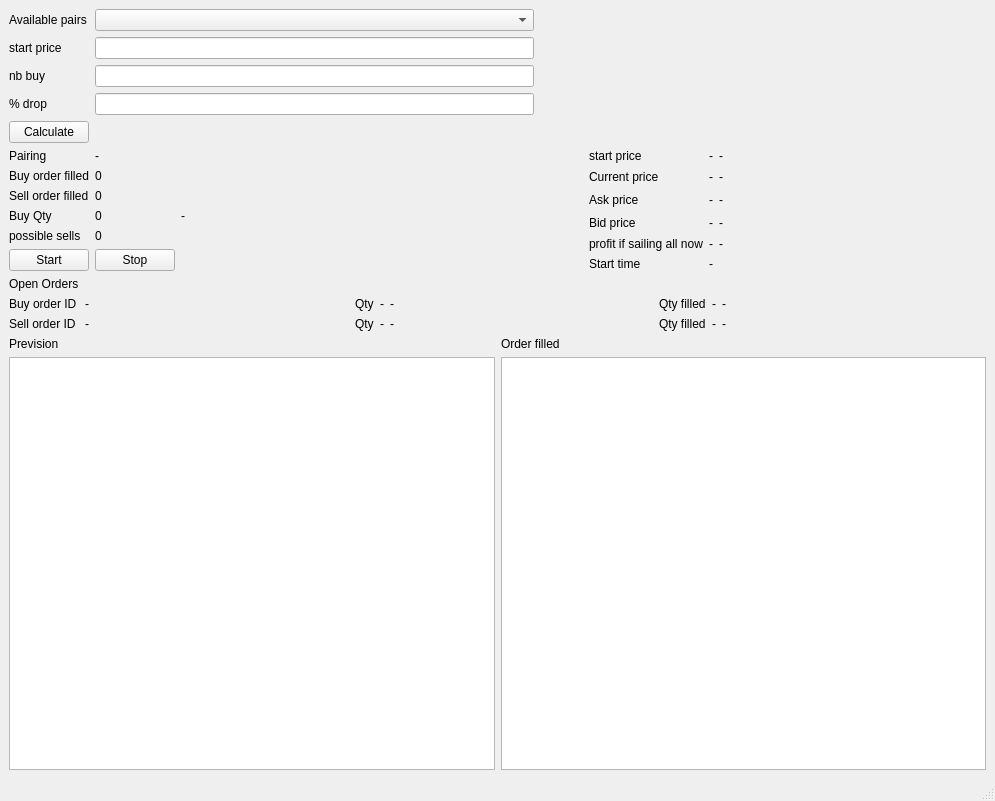
Before: the Qt Designer form main.ui in jcorriveau23/crypto-bot, drawn with Qt 5.
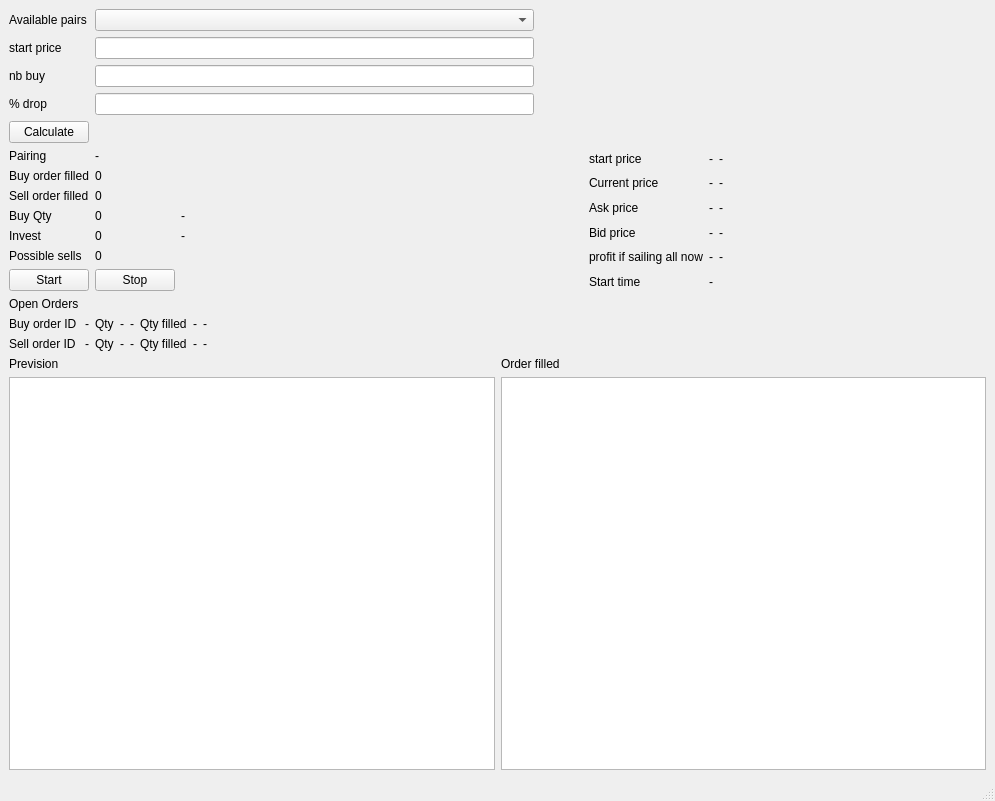
After: the same form once the commit is applied.

What changed in the file:
```diff
--- a/main.ui
+++ b/main.ui
@@ -71,7 +71,7 @@
       <item row="0" column="1">
        <widget class="QComboBox" name="pair_comboBox"/>
       </item>
-      <item row="2" column="3">
+      <item row="0" column="3" rowspan="5">
        <spacer name="horizontalSpacer">
         <property name="orientation">
          <enum>Qt::Horizontal</enum>
@@ -95,17 +95,10 @@
         </property>
        </widget>
       </item>
-      <item row="4" column="1">
-       <widget class="QLabel" name="Buy_Qty_label_2">
-        <property name="text">
-         <string>0</string>
-        </property>
-       </widget>
-      </item>
-      <item row="4" column="0">
+      <item row="5" column="0">
        <widget class="QLabel" name="label_10">
         <property name="text">
-         <string>possible sells</string>
+         <string>Possible sells</string>
         </property>
        </widget>
       </item>
@@ -116,13 +109,20 @@
         </property>
        </widget>
       </item>
-      <item row="5" column="1">
+      <item row="6" column="1">
        <widget class="QPushButton" name="stop_button">
         <property name="text">
          <string>Stop</string>
         </property>
        </widget>
       </item>
+      <item row="5" column="1">
+       <widget class="QLabel" name="Possible_sell">
+        <property name="text">
+         <string>0</string>
+        </property>
+       </widget>
+      </item>
       <item row="2" column="1">
        <widget class="QLabel" name="Sell_order_filled_label">
         <property name="text">
@@ -130,7 +130,14 @@
         </property>
        </widget>
       </item>
-      <item row="0" column="4" rowspan="6">
+      <item row="0" column="1">
+       <widget class="QLabel" name="Pairing_label">
+        <property name="text">
+         <string>-</string>
+        </property>
+       </widget>
+      </item>
+      <item row="0" column="4" rowspan="7">
        <layout class="QGridLayout" name="gridLayout_3">
         <item row="4" column="2">
          <widget class="QLabel" name="sell_asset_label">
@@ -244,7 +251,14 @@
           </property>
          </widget>
         </item>
-        <item row="2" column="3">
+        <item row="5" column="1" colspan="3">
+         <widget class="QLabel" name="start_time_label">
+          <property name="text">
+           <string>-</string>
+          </property>
+         </widget>
+        </item>
+        <item row="0" column="3" rowspan="5">
          <spacer name="horizontalSpacer_3">
           <property name="orientation">
            <enum>Qt::Horizontal</enum>
@@ -257,22 +271,8 @@
           </property>
          </spacer>
         </item>
-        <item row="5" column="1" colspan="3">
-         <widget class="QLabel" name="start_time_label">
-          <property name="text">
-           <string>-</string>
-          </property>
-         </widget>
-        </item>
        </layout>
       </item>
-      <item row="0" column="1">
-       <widget class="QLabel" name="Pairing_label">
-        <property name="text">
-         <string>-</string>
-        </property>
-       </widget>
-      </item>
       <item row="0" column="0">
        <widget class="QLabel" name="label_9">
         <property name="text">
@@ -287,7 +287,7 @@
         </property>
        </widget>
       </item>
-      <item row="5" column="0">
+      <item row="6" column="0">
        <widget class="QPushButton" name="start_button">
         <property name="text">
          <string>Start</string>
@@ -308,6 +308,19 @@
         </property>
        </widget>
       </item>
+      <item row="0" column="3" rowspan="7">
+       <spacer name="horizontalSpacer_2">
+        <property name="orientation">
+         <enum>Qt::Horizontal</enum>
+        </property>
+        <property name="sizeHint" stdset="0">
+         <size>
+          <width>40</width>
+          <height>20</height>
+         </size>
+        </property>
+       </spacer>
+      </item>
       <item row="2" column="0">
        <widget class="QLabel" name="label_7">
         <property name="text">
@@ -315,66 +328,74 @@
         </property>
        </widget>
       </item>
-      <item row="0" column="3" rowspan="6">
-       <spacer name="horizontalSpacer_2">
-        <property name="orientation">
-         <enum>Qt::Horizontal</enum>
+      <item row="4" column="0">
+       <widget class="QLabel" name="label_26">
+        <property name="text">
+         <string>Invest</string>
         </property>
-        <property name="sizeHint" stdset="0">
-         <size>
-          <width>40</width>
-          <height>20</height>
-         </size>
+       </widget>
+      </item>
+      <item row="4" column="1">
+       <widget class="QLabel" name="invested_label">
+        <property name="text">
+         <string>0</string>
         </property>
-       </spacer>
+       </widget>
+      </item>
+      <item row="4" column="2">
+       <widget class="QLabel" name="sell_asset_label_2">
+        <property name="text">
+         <string>-</string>
+        </property>
+       </widget>
       </item>
      </layout>
     </item>
     <item>
      <layout class="QGridLayout" name="gridLayout_5">
-      <item row="2" column="8">
+      <item row="2" column="6">
        <widget class="QLabel" name="sell_filled_Qty_label">
         <property name="text">
          <string>-</string>
         </property>
        </widget>
       </item>
-      <item row="1" column="4">
+      <item row="1" column="3">
        <widget class="QLabel" name="buy_qty_label">
         <property name="text">
          <string>-</string>
         </property>
        </widget>
       </item>
-      <item row="2" column="5">
+      <item row="2" column="4">
        <widget class="QLabel" name="Buy_asset_label_3">
         <property name="text">
          <string>-</string>
         </property>
        </widget>
       </item>
-      <item row="2" column="3">
+      <item row="2" column="2">
        <widget class="QLabel" name="label_24">
         <property name="text">
          <string>Qty</string>
         </property>
        </widget>
       </item>
-      <item row="2" column="9">
-       <widget class="QLabel" name="Buy_asset_label_5">
-        <property name="text">
-         <string>-</string>
-        </property>
-       </widget>
-      </item>
       <item row="2" column="7">
+       <widget class="QLabel" name="Buy_asset_label_5">
+        <property name="text">
+         <string>-</string>
+        </property>
+       </widget>
+      </item>
+      <item row="2" column="5">
        <widget class="QLabel" name="label_25">
         <property name="text">
          <string>Qty filled</string>
         </property>
        </widget>
       </item>
-      <item row="1" column="8">
+      <item row="1" column="6">
        <widget class="QLabel" name="buy_filled_Qty_label">
         <property name="text">
          <string>-</string>
@@ -395,14 +416,14 @@
         </property>
        </widget>
       </item>
-      <item row="1" column="5">
+      <item row="1" column="4">
        <widget class="QLabel" name="Buy_asset_label_2">
         <property name="text">
          <string>-</string>
         </property>
        </widget>
       </item>
-      <item row="1" column="9">
+      <item row="1" column="7">
        <widget class="QLabel" name="Buy_asset_label_4">
         <property name="text">
          <string>-</string>
@@ -416,21 +437,21 @@
         </property>
        </widget>
       </item>
-      <item row="1" column="3">
+      <item row="1" column="2">
        <widget class="QLabel" name="label_22">
         <property name="text">
          <string>Qty</string>
         </property>
        </widget>
       </item>
-      <item row="2" column="4">
+      <item row="2" column="3">
        <widget class="QLabel" name="sell_qty_label">
         <property name="text">
          <string>-</string>
         </property>
        </widget>
       </item>
-      <item row="1" column="7">
+      <item row="1" column="5">
        <widget class="QLabel" name="label_23">
         <property name="text">
          <string>Qty filled</string>
@@ -451,33 +472,7 @@
         </property>
        </widget>
       </item>
-      <item row="0" column="2" rowspan="3">
-       <spacer name="horizontalSpacer_4">
-        <property name="orientation">
-         <enum>Qt::Horizontal</enum>
-        </property>
-        <property name="sizeHint" stdset="0">
-         <size>
-          <width>40</width>
-          <height>20</height>
-         </size>
-        </property>
-       </spacer>
-      </item>
-      <item row="0" column="6" rowspan="3">
-       <spacer name="horizontalSpacer_5">
-        <property name="orientation">
-         <enum>Qt::Horizontal</enum>
-        </property>
-        <property name="sizeHint" stdset="0">
-         <size>
-          <width>40</width>
-          <height>20</height>
-         </size>
-        </property>
-       </spacer>
-      </item>
-      <item row="0" column="10" rowspan="3">
+      <item row="0" column="8" rowspan="3">
        <spacer name="horizontalSpacer_6">
         <property name="orientation">
          <enum>Qt::Horizontal</enum>
```
